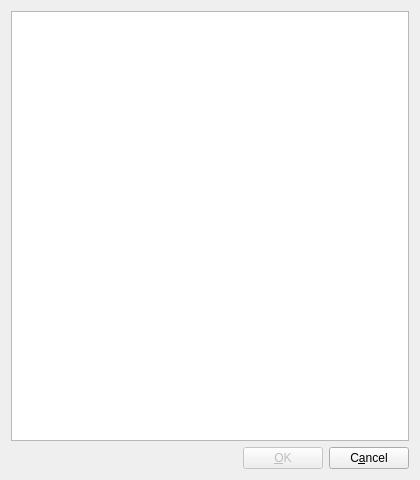
Above: src/navigator/ui/selectstudyconfigdialog.ui from mannd/epsimulator before the change. Below: the same form after it.
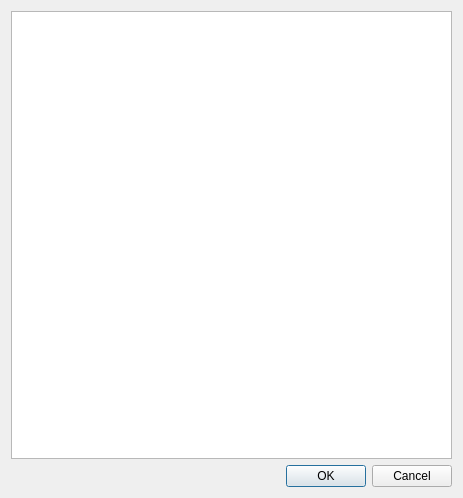
That is the form after the change.

Commit message: r649@Sluggo:  mannd | 2008-04-07 19:39:36 -0400  tweaked the patientInformationFrame to act like a button just like Prucka.  added confirming dialog when closing Patient Information Dialog just like Prucka.  r650@Sluggo:  mannd | 2008-04-09 21:21:55 -0400  fixed formating problem in PatientInformationDialog  r651@Sluggo:  mannd | 2008-04-09 22:04:27 -0400  about to get rid of Settings class  r652@Sluggo:  mannd | 2008-04-10 18:38:58 -0400  eliminated Settings class

Patch:
```diff
--- a/src/navigator/ui/selectstudyconfigdialog.ui
+++ b/src/navigator/ui/selectstudyconfigdialog.ui
@@ -5,8 +5,8 @@
    <rect>
     <x>0</x>
     <y>0</y>
-    <width>420</width>
-    <height>480</height>
+    <width>463</width>
+    <height>498</height>
    </rect>
   </property>
   <property name="windowTitle" >
@@ -31,70 +31,16 @@
    <property name="verticalSpacing" >
     <number>6</number>
    </property>
-   <item row="1" column="0" >
-    <layout class="QHBoxLayout" >
-     <property name="spacing" >
-      <number>6</number>
-     </property>
-     <property name="leftMargin" >
-      <number>0</number>
-     </property>
-     <property name="topMargin" >
-      <number>0</number>
-     </property>
-     <property name="rightMargin" >
-      <number>0</number>
-     </property>
-     <property name="bottomMargin" >
-      <number>0</number>
-     </property>
-     <item>
-      <spacer>
-       <property name="orientation" >
-        <enum>Qt::Horizontal</enum>
-       </property>
-       <property name="sizeType" >
-        <enum>QSizePolicy::Expanding</enum>
-       </property>
-       <property name="sizeHint" >
-        <size>
-         <width>40</width>
-         <height>20</height>
-        </size>
-       </property>
-      </spacer>
-     </item>
-     <item>
-      <widget class="QPushButton" name="okButton" >
-       <property name="enabled" >
-        <bool>false</bool>
-       </property>
-       <property name="text" >
-        <string>&amp;OK</string>
-       </property>
-       <property name="shortcut" >
-        <string>Alt+O</string>
-       </property>
-       <property name="default" >
-        <bool>true</bool>
-       </property>
-      </widget>
-     </item>
-     <item>
-      <widget class="QPushButton" name="cancelButton" >
-       <property name="text" >
-        <string>C&amp;ancel</string>
-       </property>
-       <property name="shortcut" >
-        <string>Alt+A</string>
-       </property>
-      </widget>
-     </item>
-    </layout>
-   </item>
    <item row="0" column="0" >
     <widget class="QListWidget" name="configListWidget" />
    </item>
+   <item row="1" column="0" >
+    <widget class="QDialogButtonBox" name="buttonBox" >
+     <property name="standardButtons" >
+      <set>QDialogButtonBox::Cancel|QDialogButtonBox::NoButton|QDialogButtonBox::Ok</set>
+     </property>
+    </widget>
+   </item>
   </layout>
  </widget>
  <layoutdefault spacing="6" margin="11" />
```
Left out of the diff: 35 changed lines with no effect on the pictures. The commit also changes 39 other files.
